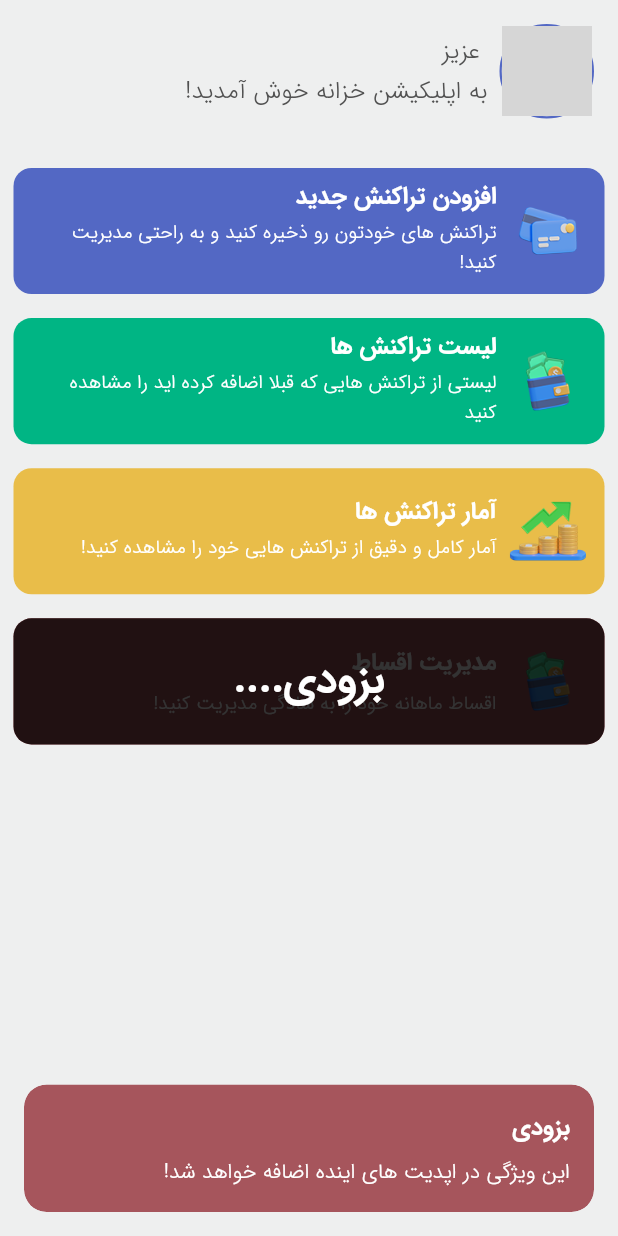
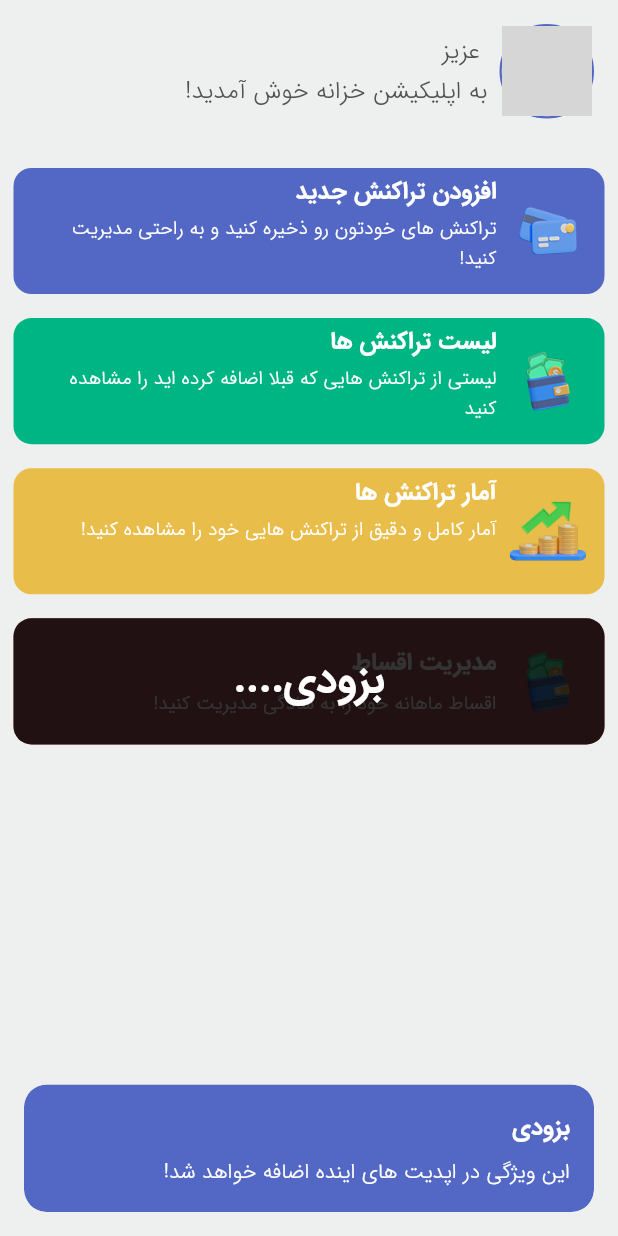
Before and after one commit to mohammad-dehghanifard/khazaneh, a Flutter app: the HomeScreen screen opened by its route, after a tap on "مدیریت اقساط", on a phone screen of 412 x 824 dp. Run offline on Flutter 3.47's test engine with Material 2 defaults, Android fonts, the light colour scheme and no system bars; our stand-ins replace animated_bottom_navigation_bar, fl_chart, flutter_spinkit, get, get_storage, hive and 4 more; missing offline and left inert: dart:ffi, persian_datetime_picker; accounts and stored records are empty; grey boxes are pictures that could not be loaded.

Commit message:
completing app version 1

```diff
--- a/lib/components/app_service_item.dart
+++ b/lib/components/app_service_item.dart
@@ -39,7 +39,7 @@ class AppServicesItem extends StatelessWidget {
       onTap: () {
         pathUrl != null
             ? Get.toNamed(pathUrl!)
-            : showSnackBar(title: 'بزودی',content: 'این ویژگی در اپدیت های اینده اضافه خواهد شد!');
+            : showSnackBar(backgroundColor: AppColors.primaryColor,title: 'بزودی',content: 'این ویژگی در اپدیت های اینده اضافه خواهد شد!');
       },
       child: Container(
         margin: const EdgeInsets.fromLTRB(9,0,9,16),
@@ -63,12 +63,14 @@ class AppServicesItem extends StatelessWidget {
                     mainAxisAlignment: MainAxisAlignment.center,
                     crossAxisAlignment: CrossAxisAlignment.start,
                     children: [
+                      const SizedBox(height: 2),
                       Text(title,style: textTheme.bodyText2!.apply(color: Colors.white),),
-                      const SizedBox(height: 2,),
+                      const SizedBox(height: 3,),
                       SizedBox(
                           width: size.width / 1.4,
+                          height: size.height / 16,
                           child: Text(description,style: textTheme.subtitle1!.apply(color: Colors.white,fontSizeFactor: 0.8),)),
-                      const SizedBox(height: 4,),
+                      //const SizedBox(height: 4,),
                     ],
                   )
                 ],
--- a/lib/components/widget/price_label.dart
+++ b/lib/components/widget/price_label.dart
@@ -10,6 +10,4 @@ extension SperatorNumber on int{
 
 extension PriceLable on String{
   String get withPriceLable => "${this} تومان ";
-
-
 }
--- a/lib/components/widget/show_snack_bar.dart
+++ b/lib/components/widget/show_snack_bar.dart
@@ -2,13 +2,13 @@ import 'package:flutter/material.dart';
 import 'package:get/get.dart';
 import 'package:khazaneh/components/app_colors.dart';
 
-showSnackBar({required String title, required String content}) {
+showSnackBar({required Color backgroundColor,required String title, required String content}) {
   Get.snackbar(
       title,
       content,
       colorText: Colors.white,
 
-      backgroundColor: AppColors.redColor,
+      backgroundColor: backgroundColor,
       snackPosition: SnackPosition.BOTTOM,
       margin: const EdgeInsets.all(16)
   );
--- a/lib/controller/home/home_controller.dart
+++ b/lib/controller/home/home_controller.dart
@@ -8,7 +8,15 @@ import 'package:share_plus/share_plus.dart';
 class HomeController extends GetxController{
   final box = GetStorage();
 
-shareApp() => Share.share('سلام من برای مدیریت مالی هزینه های شخصی خودم از خزانه استفاده میکنم. به تو هم پیشنهاد میکنم ازش استفاده کنی!');
+shareApp() => Share.share(
+    """
+سلام من برای مدیریت مالی هزینه های شخصی خودم از اپلیکیشن خزانه استفاده میکنم. خیلی باحاله اگر دوست داشته باشی تو هم میتونی ازش استفاده کنی!
+
+دانلود از مایکت :
+
+https://cafebazaar.ir/app/com.deheghanifard.khazaneh
+    """
+);
 
  hiveDataBaseInit() async {
    await Hive.initFlutter();
--- a/lib/controller/transaction/transaction_controller.dart
+++ b/lib/controller/transaction/transaction_controller.dart
@@ -30,7 +30,7 @@ class TransactionController extends GetxController {
 
   addTransaction(){
     if(transactionTitleController.text.isEmpty || transactionPriceController.text.isEmpty||transactionTimeController.text.isEmpty){
-      showSnackBar(title: 'خطا',content: 'لطفا تمام اطلاعات تراکنش را وارد کنید!');
+      showSnackBar(backgroundColor: AppColors.redColor,title: 'خطا',content: 'لطفا تمام اطلاعات تراکنش را وارد کنید!');
     }
     //ادیت کردن ایتم
     else if(transactionEntity.value.isInBox){
--- a/lib/view/creator_screen.dart
+++ b/lib/view/creator_screen.dart
@@ -95,7 +95,8 @@ class CreatorScreen extends StatelessWidget {
                     ),
                   ],
                 ),
-              )
+              ),
+              const SizedBox(height: 24)
             ],
           ),
         ),
--- a/lib/view/home_screen.dart
+++ b/lib/view/home_screen.dart
@@ -6,6 +6,7 @@ import 'package:flutter/cupertino.dart';
 import 'package:flutter/material.dart';
 import 'package:get/get.dart';
 import 'package:get/get_core/src/get_main.dart';
+import 'package:get_storage/get_storage.dart';
 import 'package:khazaneh/components/app_colors.dart';
 import 'package:khazaneh/components/app_service_item.dart';
 import 'package:khazaneh/components/app_strings.dart';
@@ -25,6 +26,7 @@ class HomeScreen extends StatelessWidget {
 
   @override
   Widget build(BuildContext context) {
+    debugPrint("============${GetStorage().read(DataBaseKey.saveUserImageKey)}==============");
     final HomeController homeController = Get.put(HomeController());
     final UserController userController = Get.put(UserController());
     final size = MediaQuery.of(context).size;
@@ -48,11 +50,11 @@ class HomeScreen extends StatelessWidget {
                     ),
                     child: ClipRRect(
                       borderRadius: BorderRadius.circular(75),
-                      child:  homeController.box.read(DataBaseKey.saveUserImageKey) != null ?
+                      child:  userController.userProfileImagePath.value != "not" ?
                       SizedBox(
                         width: 60,
                         height: 60,
-                          child: Image.file(File(userController.userImagePath.value),fit: BoxFit.cover,)):
+                          child: Image.file(File(userController.userProfileImagePath.value),fit: BoxFit.cover,)):
                       Image.asset(
                         Assets.icons.avatar.path,
                         width: 60,
```
Also changed, not shown: lib/controller/auth/auth_controller.dart (+6 -2 lines), lib/controller/user/user_controller.dart (+10 -8 lines), lib/view/profile_screen.dart (+8 -4 lines), lib/view/register_screen.dart (+6 -1 lines), 2 other files.
